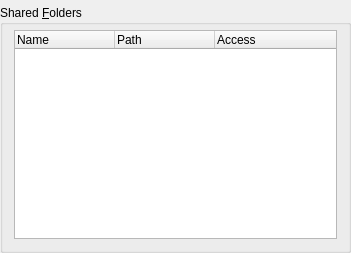
Qt form vbox/src/VBox/Frontends/VirtualBox4/ui/VBoxVMSettingsSF.ui (jljuxgm/vboxgit) before a commit.
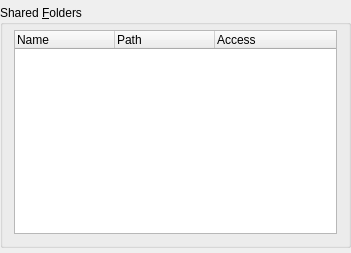
The same form after that commit.

```diff
--- a/vbox/src/VBox/Frontends/VirtualBox4/ui/VBoxVMSettingsSF.ui
+++ b/vbox/src/VBox/Frontends/VirtualBox4/ui/VBoxVMSettingsSF.ui
@@ -43,7 +43,7 @@
     <number>0</number>
    </property>
    <property name="bottomMargin" >
-    <number>0</number>
+    <number>5</number>
    </property>
    <item>
     <widget class="QGroupBox" name="mGbSharedFolders" >
```
